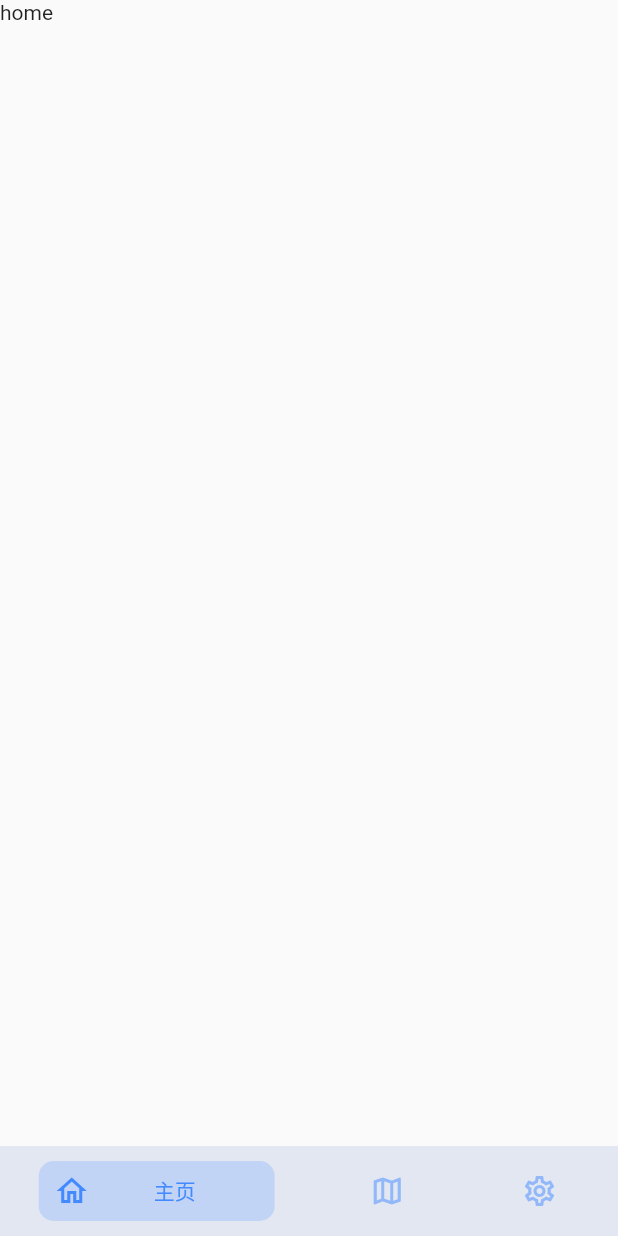
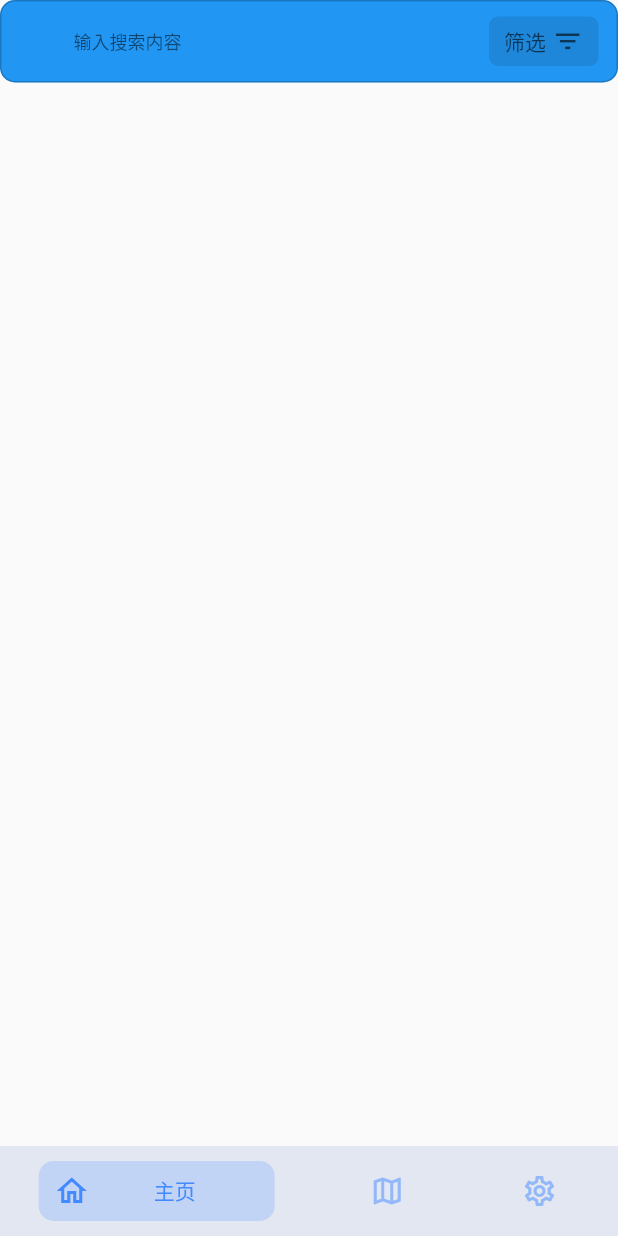
Before and after one commit to ohmyray/mineral_app, a Flutter app: the screen it shows after launch, on a phone screen of 412 x 824 dp. Run offline on Flutter 3.47's test engine with Material 2 defaults, Android fonts, the phone set to English and light mode, and no system bars; our stand-ins replace flutter_map, get, latlong2.

Commit message:
添加搜索小组件

```diff
--- /dev/null
+++ b/lib/common/widgets/search_bar_widget.dart
@@ -0,0 +1,71 @@
+import 'package:flutter/material.dart';
+import 'package:get/get.dart';
+import 'package:mineral_app/pages/home/home_state.dart';
+import '/pages/home/home_logic.dart';
+
+class SearchBarWidget extends StatelessWidget {
+  final HomeLogic logic = Get.put(HomeLogic());
+  final HomeState state = Get.find<HomeLogic>().state;
+
+  @override
+  Widget build(BuildContext context) {
+    return Container(
+      padding: const EdgeInsets.symmetric(
+        horizontal: 12,
+        vertical: 10,
+      ),
+      decoration: BoxDecoration(
+          color: Get.theme.primaryColor,
+          border: Border.all(
+            color: Get.theme.focusColor.withOpacity(0.2),
+          ),
+          borderRadius: BorderRadius.circular(10)),
+      child: Row(
+        children: <Widget>[
+          Padding(
+            padding: const EdgeInsets.only(right: 12, left: 0),
+            child: Icon(Icons.search, color: Get.theme.colorScheme.secondary),
+          ),
+          Expanded(
+            child: Text(
+              "输入搜索内容".tr,
+              maxLines: 1,
+              softWrap: false,
+              overflow: TextOverflow.fade,
+              style: Get.textTheme.caption,
+            ),
+          ),
+          const SizedBox(width: 8),
+          InkWell(
+            onTap: () {
+              //controller.increment();
+            },
+            child: Container(
+              padding:
+                  const EdgeInsets.only(right: 10, left: 10, top: 6, bottom: 6),
+              decoration: BoxDecoration(
+                borderRadius: const BorderRadius.all(Radius.circular(6)),
+                color: Get.theme.focusColor.withOpacity(0.1),
+              ),
+              child: Wrap(
+                crossAxisAlignment: WrapCrossAlignment.center,
+                spacing: 4,
+                children: [
+                  Text(
+                    "筛选".tr,
+                    style: TextStyle(color: Get.theme.hintColor),
+                  ),
+                  Icon(
+                    Icons.filter_list,
+                    color: Get.theme.hintColor,
+                    size: 21,
+                  ),
+                ],
+              ),
+            ),
+          )
+        ],
+      ),
+    );
+  }
+}
--- a/lib/pages/home/home_view.dart
+++ b/lib/pages/home/home_view.dart
@@ -1,5 +1,6 @@
 import 'package:flutter/material.dart';
 import 'package:get/get.dart';
+import '/common/widgets/search_bar_widget.dart';
 
 import 'home_logic.dart';
 import 'home_state.dart';
@@ -12,7 +13,7 @@ class HomePage extends StatelessWidget {
   Widget build(BuildContext context) {
     return Scaffold(
       body: Container(
-        child: Text('home'),
+        child: SearchBarWidget(),
       ),
     );
   }
--- a/pubspec.yaml
+++ b/pubspec.yaml
@@ -32,6 +32,9 @@ dependencies:
 
   cupertino_icons: ^1.0.2
   get: 4.3.8
+
+  # carousel_slider: 4.0.0
+
   flutter_map: 0.14.0
   latlong2: 0.8.1
 
```
